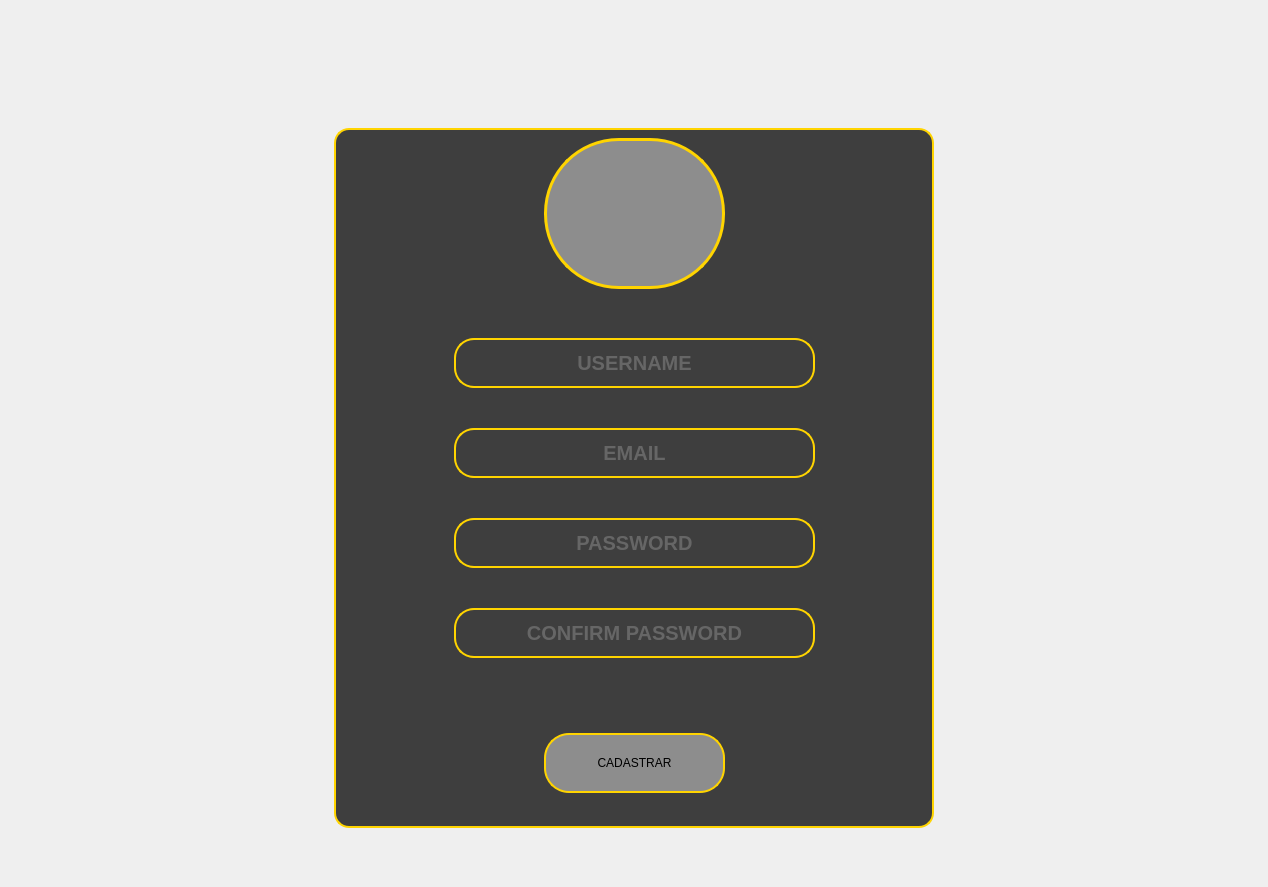
Before: the Qt Designer form uic/registra.ui in Lum000/Comanda2.0, drawn with Qt 5.
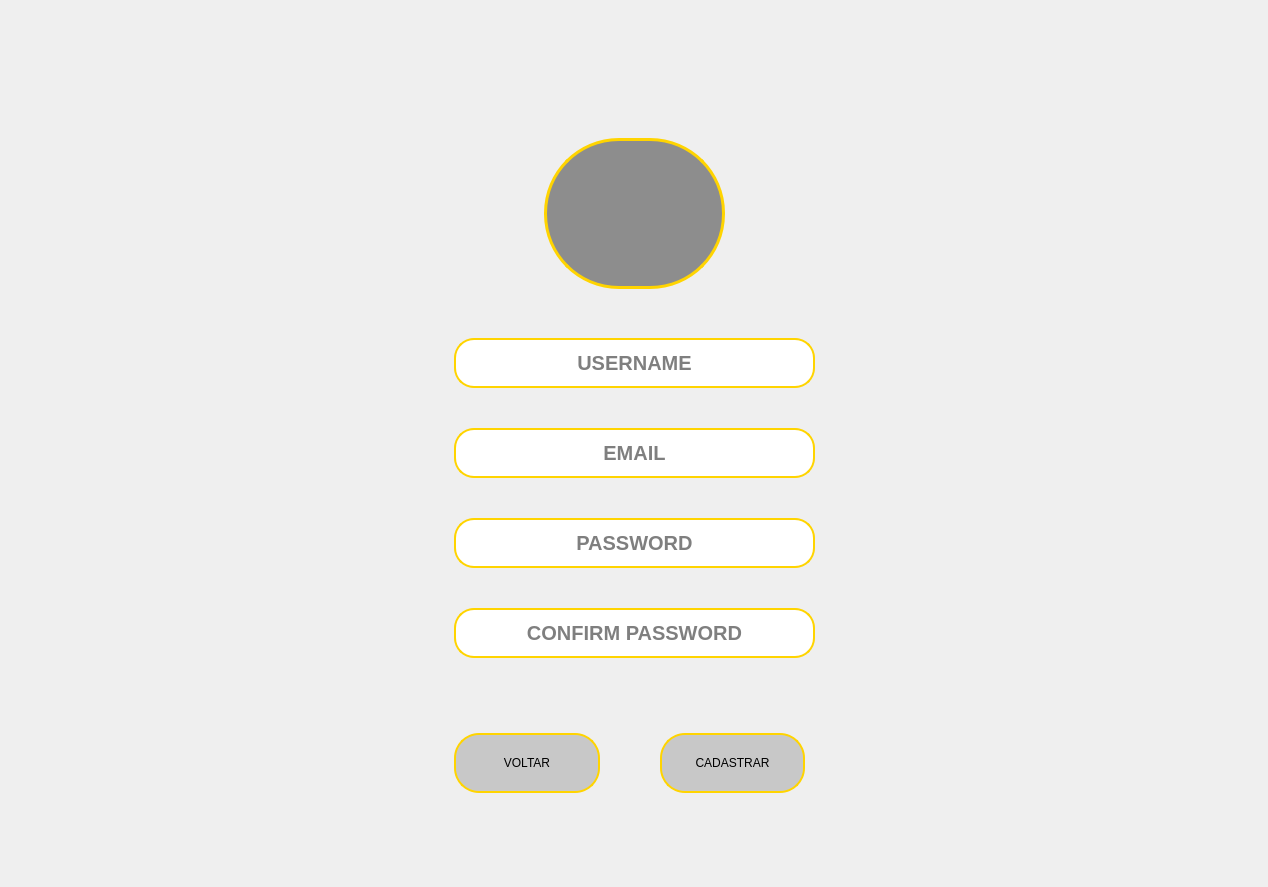
After: the same form once the commit is applied. Icons and pictures are not drawn.

```diff
--- a/uic/registra.ui
+++ b/uic/registra.ui
@@ -116,10 +116,11 @@
           </size>
          </property>
          <property name="styleSheet">
-          <string notr="true">background-color: rgb(62, 62, 62);
+          <string notr="true">QFrame{
+background-color: rgba(62, 62, 62,0);
 border-radius:15px;
 
-border:2px solid rgb(255, 212, 0)</string>
+border:0px}</string>
          </property>
          <property name="frameShape">
           <enum>QFrame::NoFrame</enum>
@@ -161,7 +162,11 @@
            </rect>
           </property>
           <property name="styleSheet">
-           <string notr="true">border:0px</string>
+           <string notr="true">QFrame{
+background-color: rgba(62, 62, 62,0);
+border-radius:15px;
+
+border:0px}</string>
           </property>
           <property name="frameShape">
            <enum>QFrame::NoFrame</enum>
@@ -202,13 +207,14 @@
              </property>
              <property name="styleSheet">
               <string notr="true">QLineEdit{
-color:rgb(141, 141, 141);
+color:black;
 border:2px solid rgb(255, 212, 0);
 border-radius:20px
 }
 QLineEdit:hover{
 border:3px solid rgb(220, 180, 0)
-}</string>
+}
+</string>
              </property>
              <property name="alignment">
               <set>Qt::AlignCenter</set>
@@ -235,13 +241,14 @@
              </property>
              <property name="styleSheet">
               <string notr="true">QLineEdit{
-color:rgb(141, 141, 141);
+color:black;
 border:2px solid rgb(255, 212, 0);
 border-radius:20px
 }
 QLineEdit:hover{
 border:3px solid rgb(220, 180, 0)
-}</string>
+}
+</string>
              </property>
              <property name="alignment">
               <set>Qt::AlignCenter</set>
@@ -268,13 +275,14 @@
              </property>
              <property name="styleSheet">
               <string notr="true">QLineEdit{
-color:rgb(141, 141, 141);
+color:black;
 border:2px solid rgb(255, 212, 0);
 border-radius:20px
 }
 QLineEdit:hover{
 border:3px solid rgb(220, 180, 0)
-}</string>
+}
+</string>
              </property>
              <property name="alignment">
               <set>Qt::AlignCenter</set>
@@ -301,7 +309,7 @@
              </property>
              <property name="styleSheet">
               <string notr="true">QLineEdit{
-color:rgb(141, 141, 141);
+color:black;
 border:2px solid rgb(255, 212, 0);
 border-radius:20px
 }
@@ -326,14 +334,18 @@
          <widget class="QFrame" name="frame_5">
           <property name="geometry">
            <rect>
-            <x>210</x>
+            <x>120</x>
             <y>600</y>
-            <width>181</width>
+            <width>351</width>
             <height>71</height>
            </rect>
           </property>
           <property name="styleSheet">
-           <string notr="true">border:0px</string>
+           <string notr="true">QFrame{
+background-color: rgba(62, 62, 62,0);
+border-radius:15px;
+
+border:0px}</string>
           </property>
           <property name="frameShape">
            <enum>QFrame::StyledPanel</enum>
@@ -341,7 +353,7 @@
           <property name="frameShadow">
            <enum>QFrame::Raised</enum>
           </property>
-          <layout class="QHBoxLayout" name="horizontalLayout" stretch="0">
+          <layout class="QHBoxLayout" name="horizontalLayout" stretch="0,0">
            <property name="spacing">
             <number>60</number>
            </property>
@@ -357,6 +369,32 @@
            <property name="bottomMargin">
             <number>0</number>
            </property>
+           <item>
+            <widget class="QPushButton" name="voltar">
+             <property name="minimumSize">
+              <size>
+               <width>0</width>
+               <height>60</height>
+              </size>
+             </property>
+             <property name="styleSheet">
+              <string notr="true">QPushButton{
+border:2px solid rgb(255, 212, 0);
+border-radius:25px;
+font: 63 12pt &quot;Yu Gothic UI Semibold&quot;;
+	background-color: rgba(141, 141, 141,100)
+}
+QPushButton:hover{
+border:4px solid rgb(255, 220, 0);
+font: 63 15pt &quot;Yu Gothic UI Semibold&quot;;
+
+}</string>
+             </property>
+             <property name="text">
+              <string>VOLTAR</string>
+             </property>
+            </widget>
+           </item>
            <item>
             <widget class="QPushButton" name="pushButton_2">
              <property name="minimumSize">
@@ -370,7 +408,7 @@
 border:2px solid rgb(255, 212, 0);
 border-radius:25px;
 font: 63 12pt &quot;Yu Gothic UI Semibold&quot;;
-	background-color: rgb(141, 141, 141)
+	background-color: rgba(141, 141, 141,100)
 }
 QPushButton:hover{
 border:4px solid rgb(255, 220, 0);
@@ -395,7 +433,11 @@
            </rect>
           </property>
           <property name="styleSheet">
-           <string notr="true">border:0px</string>
+           <string notr="true">QFrame{
+background-color: rgba(62, 62, 62,0);
+border-radius:15px;
+
+border:0px}</string>
           </property>
           <property name="frameShape">
            <enum>QFrame::StyledPanel</enum>
@@ -426,7 +468,12 @@
            </rect>
           </property>
           <property name="styleSheet">
-           <string notr="true">border:0px</string>
+           <string notr="true">QPushButton{
+background-color: rgba(62, 62, 62,0);
+border-radius:15px;
+
+border:0px
+}</string>
           </property>
           <property name="text">
            <string/>
```
Left out of the diff: 2 changed lines with no effect on the pictures.
